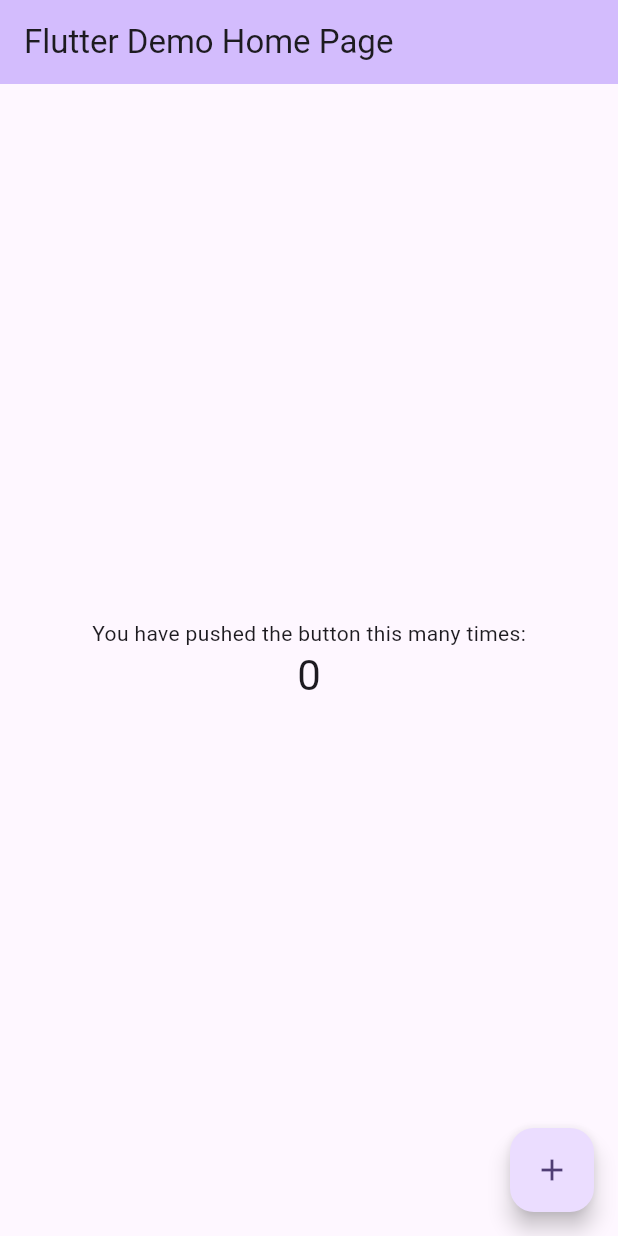
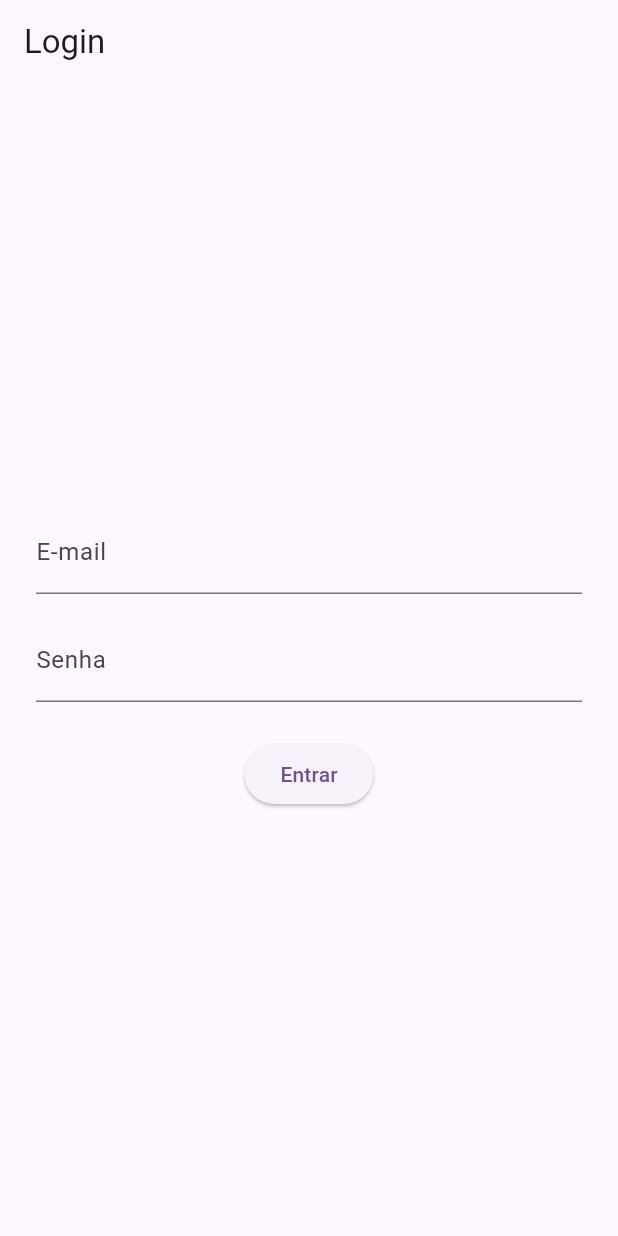
Before and after one commit to paladin120702/Barbeiro_Autonomo, a Flutter app: the screen it shows after launch, on a phone screen of 412 x 824 dp. Run offline on Flutter 3.47's test engine with Material 3 defaults, Android fonts, the phone set to English and light mode, and no system bars; our stand-ins replace dio, flutter_secure_storage.

Commit message:
feat(mobile): login com JWT, injeção de dependências e navegação

```diff
--- /dev/null
+++ b/mobile/lib/app.dart
@@ -0,0 +1,39 @@
+import 'package:flutter/material.dart';
+import 'package:provider/provider.dart';
+
+import 'data/repositories/auth_repository.dart';
+import 'features/auth/tela_login.dart';
+import 'home.dart';
+
+/// Raiz do app: decide entre [TelaLogin] e [Home] conforme haja sessão
+/// salva ([AuthRepository.temSessao]).
+class App extends StatelessWidget {
+  const App({super.key, required this.navigatorKey});
+
+  /// Compartilhada com `criarDio` (`main.dart`) para navegar de volta ao
+  /// login quando a sessão expira, fora da árvore de widgets.
+  final GlobalKey<NavigatorState> navigatorKey;
+
+  @override
+  Widget build(BuildContext context) {
+    return MaterialApp(
+      title: 'Barbearia',
+      navigatorKey: navigatorKey,
+      theme: ThemeData(
+        colorScheme: ColorScheme.fromSeed(seedColor: Colors.deepPurple),
+      ),
+      home: FutureBuilder<bool>(
+        future: context.read<AuthRepository>().temSessao(),
+        builder: (context, snapshot) {
+          if (snapshot.connectionState != ConnectionState.done) {
+            return const Scaffold(
+              body: Center(child: CircularProgressIndicator()),
+            );
+          }
+          final logado = snapshot.data ?? false;
+          return logado ? const Home() : const TelaLogin();
+        },
+      ),
+    );
+  }
+}
--- /dev/null
+++ b/mobile/lib/features/auth/login_view_model.dart
@@ -0,0 +1,34 @@
+import 'package:flutter/foundation.dart';
+
+import '../../core/errors/api_exception.dart';
+import '../../data/repositories/auth_repository.dart';
+
+/// Estado do formulário de login.
+enum LoginStatus { inicial, carregando, sucesso, erro }
+
+/// ViewModel da tela de login: autentica via [AuthRepository] e expõe o
+/// estado do formulário (carregando/sucesso/erro) para a View.
+class LoginViewModel extends ChangeNotifier {
+  LoginViewModel(this._repository);
+
+  final AuthRepository _repository;
+
+  LoginStatus status = LoginStatus.inicial;
+  String? mensagemErro;
+
+  /// Autentica com [email]/[senha] via [AuthRepository.login].
+  Future<void> entrar(String email, String senha) async {
+    status = LoginStatus.carregando;
+    mensagemErro = null;
+    notifyListeners();
+
+    try {
+      await _repository.login(email, senha);
+      status = LoginStatus.sucesso;
+    } on ApiException catch (e) {
+      mensagemErro = e.mensagem;
+      status = LoginStatus.erro;
+    }
+    notifyListeners();
+  }
+}
--- /dev/null
+++ b/mobile/lib/features/auth/tela_login.dart
@@ -0,0 +1,135 @@
+import 'package:flutter/material.dart';
+import 'package:provider/provider.dart';
+
+import '../../data/repositories/auth_repository.dart';
+import '../../home.dart';
+import 'login_view_model.dart';
+
+/// Tela de login: formulário de e-mail/senha, consumindo [LoginViewModel].
+///
+/// Cria seu próprio [LoginViewModel] via [ChangeNotifierProvider] (padrão da
+/// seção 7 do MVP doc), lendo [AuthRepository] do escopo global — assim
+/// qualquer ponto do app pode navegar para `TelaLogin()` sem repetir o
+/// boilerplate de injeção.
+class TelaLogin extends StatelessWidget {
+  const TelaLogin({super.key});
+
+  @override
+  Widget build(BuildContext context) {
+    return ChangeNotifierProvider(
+      create: (context) => LoginViewModel(context.read<AuthRepository>()),
+      child: const _TelaLoginForm(),
+    );
+  }
+}
+
+class _TelaLoginForm extends StatefulWidget {
+  const _TelaLoginForm();
+
+  @override
+  State<_TelaLoginForm> createState() => _TelaLoginFormState();
+}
+
+class _TelaLoginFormState extends State<_TelaLoginForm> {
+  final _formKey = GlobalKey<FormState>();
+  final _emailController = TextEditingController();
+  final _senhaController = TextEditingController();
+
+  @override
+  void dispose() {
+    _emailController.dispose();
+    _senhaController.dispose();
+    super.dispose();
+  }
+
+  @override
+  Widget build(BuildContext context) {
+    return Scaffold(
+      appBar: AppBar(title: const Text('Login')),
+      body: Consumer<LoginViewModel>(
+        builder: (context, viewModel, child) {
+          final carregando = viewModel.status == LoginStatus.carregando;
+
+          if (viewModel.status == LoginStatus.erro &&
+              viewModel.mensagemErro != null) {
+            WidgetsBinding.instance.addPostFrameCallback((_) {
+              if (!context.mounted) return;
+              ScaffoldMessenger.of(
+                context,
+              ).showSnackBar(SnackBar(content: Text(viewModel.mensagemErro!)));
+            });
+          }
+
+          if (viewModel.status == LoginStatus.sucesso) {
+            WidgetsBinding.instance.addPostFrameCallback((_) {
+              if (!context.mounted) return;
+              Navigator.of(context).pushReplacement(
+                MaterialPageRoute(builder: (_) => const Home()),
+              );
+            });
+          }
+
+          return Padding(
+            padding: const EdgeInsets.all(24),
+            child: Form(
+              key: _formKey,
+              child: Column(
+                mainAxisAlignment: MainAxisAlignment.center,
+                children: [
+                  TextFormField(
+                    controller: _emailController,
+                    keyboardType: TextInputType.emailAddress,
+                    decoration: const InputDecoration(labelText: 'E-mail'),
+                    validator: (value) => (value == null || value.isEmpty)
+                        ? 'Informe o e-mail'
+                        : null,
+                  ),
+                  const SizedBox(height: 16),
+                  TextFormField(
+                    controller: _senhaController,
+                    obscureText: true,
+                    decoration: const InputDecoration(labelText: 'Senha'),
+                    validator: (value) => (value == null || value.isEmpty)
+                        ? 'Informe a senha'
+                        : null,
+                  ),
+                  const SizedBox(height: 24),
+                  if (viewModel.status == LoginStatus.erro &&
+                      viewModel.mensagemErro != null)
+                    Padding(
+                      padding: const EdgeInsets.only(bottom: 16),
+                      child: Text(
+                        viewModel.mensagemErro!,
+                        style: TextStyle(
+                          color: Theme.of(context).colorScheme.error,
+                        ),
+                      ),
+                    ),
+                  ElevatedButton(
+                    onPressed: carregando
+                        ? null
+                        : () {
+                            if (_formKey.currentState!.validate()) {
+                              viewModel.entrar(
+                                _emailController.text,
+                                _senhaController.text,
+                              );
+                            }
+                          },
+                    child: carregando
+                        ? const SizedBox(
+                            width: 20,
+                            height: 20,
+                            child: CircularProgressIndicator(strokeWidth: 2),
+                          )
+                        : const Text('Entrar'),
+                  ),
+                ],
+              ),
+            ),
+          );
+        },
+      ),
+    );
+  }
+}
--- a/mobile/lib/main.dart
+++ b/mobile/lib/main.dart
@@ -1,122 +1,61 @@
+import 'package:dio/dio.dart';
 import 'package:flutter/material.dart';
+import 'package:provider/provider.dart';
+
+import 'app.dart';
+import 'core/network/api_client.dart';
+import 'core/storage/token_storage.dart';
+import 'data/repositories/agendamento_repository.dart';
+import 'data/repositories/auth_repository.dart';
+import 'data/repositories/caixa_repository.dart';
+import 'data/repositories/horario_repository.dart';
+import 'data/repositories/servico_repository.dart';
+import 'features/auth/tela_login.dart';
+
+/// `10.0.2.2` é o alias do host no emulador Android; sobrescrito em builds
+/// reais com `--dart-define=API_URL=...`.
+const _baseUrlPadrao = 'http://10.0.2.2:8080';
 
 void main() {
-  runApp(const MyApp());
-}
+  final navigatorKey = GlobalKey<NavigatorState>();
 
-class MyApp extends StatelessWidget {
-  const MyApp({super.key});
-
-  // This widget is the root of your application.
-  @override
-  Widget build(BuildContext context) {
-    return MaterialApp(
-      title: 'Flutter Demo',
-      theme: ThemeData(
-        // This is the theme of your application.
-        //
-        // TRY THIS: Try running your application with "flutter run". You'll see
-        // the application has a purple toolbar. Then, without quitting the app,
-        // try changing the seedColor in the colorScheme below to Colors.green
-        // and then invoke "hot reload" (save your changes or press the "hot
-        // reload" button in a Flutter-supported IDE, or press "r" if you used
-        // the command line to start the app).
-        //
-        // Notice that the counter didn't reset back to zero; the application
-        // state is not lost during the reload. To reset the state, use hot
-        // restart instead.
-        //
-        // This works for code too, not just values: Most code changes can be
-        // tested with just a hot reload.
-        colorScheme: .fromSeed(seedColor: Colors.deepPurple),
+  runApp(
+    MultiProvider(
+      providers: [
+        Provider<TokenStorage>(create: (_) => SecureTokenStorage()),
+        Provider<Dio>(
+          create: (context) => criarDio(
+            context.read<TokenStorage>(),
+            baseUrl: const String.fromEnvironment(
+              'API_URL',
+              defaultValue: _baseUrlPadrao,
             ),
-      home: const MyHomePage(title: 'Flutter Demo Home Page'),
+            onSessaoExpirada: () {
+              navigatorKey.currentState?.pushAndRemoveUntil(
+                MaterialPageRoute(builder: (_) => const TelaLogin()),
+                (route) => false,
               );
-  }
-}
-
-class MyHomePage extends StatefulWidget {
-  const MyHomePage({super.key, required this.title});
-
-  // This widget is the home page of your application. It is stateful, meaning
-  // that it has a State object (defined below) that contains fields that affect
-  // how it looks.
-
-  // This class is the configuration for the state. It holds the values (in this
-  // case the title) provided by the parent (in this case the App widget) and
-  // used by the build method of the State. Fields in a Widget subclass are
-  // always marked "final".
-
-  final String title;
-
-  @override
-  State<MyHomePage> createState() => _MyHomePageState();
-}
-
-class _MyHomePageState extends State<MyHomePage> {
-  int _counter = 0;
-
-  void _incrementCounter() {
-    setState(() {
-      // This call to setState tells the Flutter framework that something has
-      // changed in this State, which causes it to rerun the build method below
-      // so that the display can reflect the updated values. If we changed
-      // _counter without calling setState(), then the build method would not be
-      // called again, and so nothing would appear to happen.
-      _counter++;
-    });
-  }
-
-  @override
-  Widget build(BuildContext context) {
-    // This method is rerun every time setState is called, for instance as done
-    // by the _incrementCounter method above.
-    //
-    // The Flutter framework has been optimized to make rerunning build methods
-    // fast, so that you can just rebuild anything that needs updating rather
-    // than having to individually change instances of widgets.
-    return Scaffold(
-      appBar: AppBar(
-        // TRY THIS: Try changing the color here to a specific color (to
-        // Colors.amber, perhaps?) and trigger a hot reload to see the AppBar
-        // change color while the other colors stay the same.
-        backgroundColor: Theme.of(context).colorScheme.inversePrimary,
-        // Here we take the value from the MyHomePage object that was created by
-        // the App.build method, and use it to set our appbar title.
-        title: Text(widget.title),
+            },
           ),
-      body: Center(
-        // Center is a layout widget. It takes a single child and positions it
-        // in the middle of the parent.
-        child: Column(
-          // Column is also a layout widget. It takes a list of children and
-          // arranges them vertically. By default, it sizes itself to fit its
-          // children horizontally, and tries to be as tall as its parent.
-          //
-          // Column has various properties to control how it sizes itself and
-          // how it positions its children. Here we use mainAxisAlignment to
-          // center the children vertically; the main axis here is the vertical
-          // axis because Columns are vertical (the cross axis would be
-          // horizontal).
-          //
-          // TRY THIS: Invoke "debug painting" (choose the "Toggle Debug Paint"
-          // action in the IDE, or press "p" in the console), to see the
-          // wireframe for each widget.
-          mainAxisAlignment: .center,
-          children: [
-            const Text('You have pushed the button this many times:'),
-            Text(
-              '$_counter',
-              style: Theme.of(context).textTheme.headlineMedium,
+        ),
+        Provider<AuthRepository>(
+          create: (context) =>
+              AuthRepository(context.read<Dio>(), context.read<TokenStorage>()),
+        ),
+        Provider<AgendamentoRepository>(
+          create: (context) => AgendamentoRepository(context.read<Dio>()),
+        ),
+        Provider<ServicoRepository>(
+          create: (context) => ServicoRepository(context.read<Dio>()),
+        ),
+        Provider<HorarioRepository>(
+          create: (context) => HorarioRepository(context.read<Dio>()),
+        ),
+        Provider<CaixaRepository>(
+          create: (context) => CaixaRepository(context.read<Dio>()),
         ),
       ],
-        ),
-      ),
-      floatingActionButton: FloatingActionButton(
-        onPressed: _incrementCounter,
-        tooltip: 'Increment',
-        child: const Icon(Icons.add),
+      child: App(navigatorKey: navigatorKey),
     ),
   );
 }
-}
```
Also changed, not shown: mobile/lib/home.dart (added, +81 -0 lines), 3 other files. Lines whose indentation alone changed are shown as unchanged.
